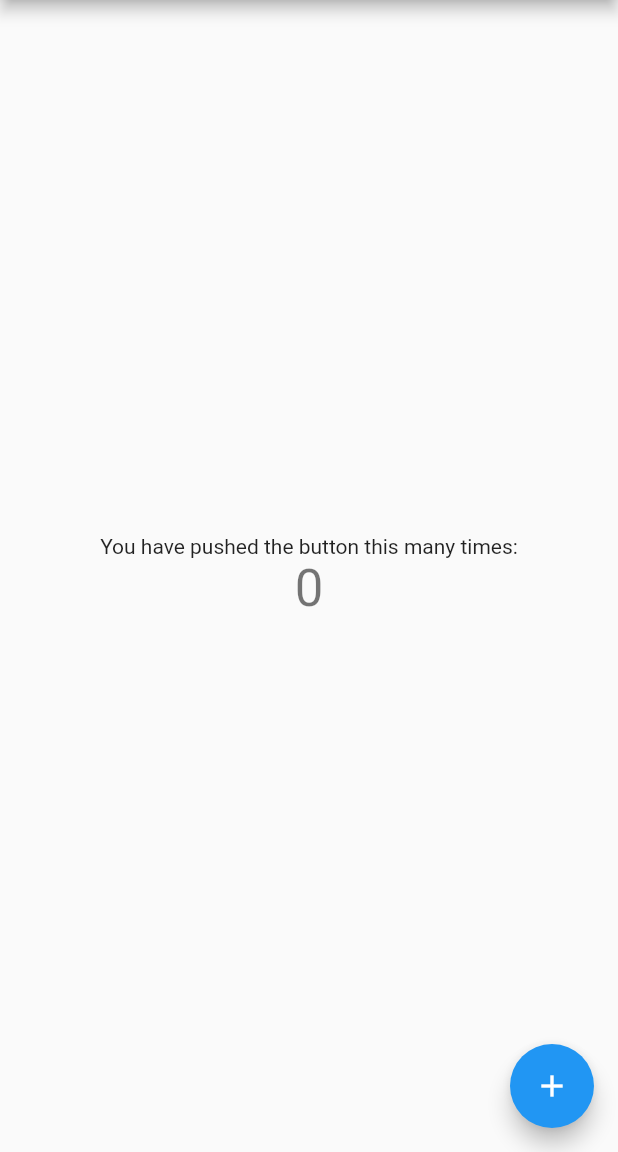
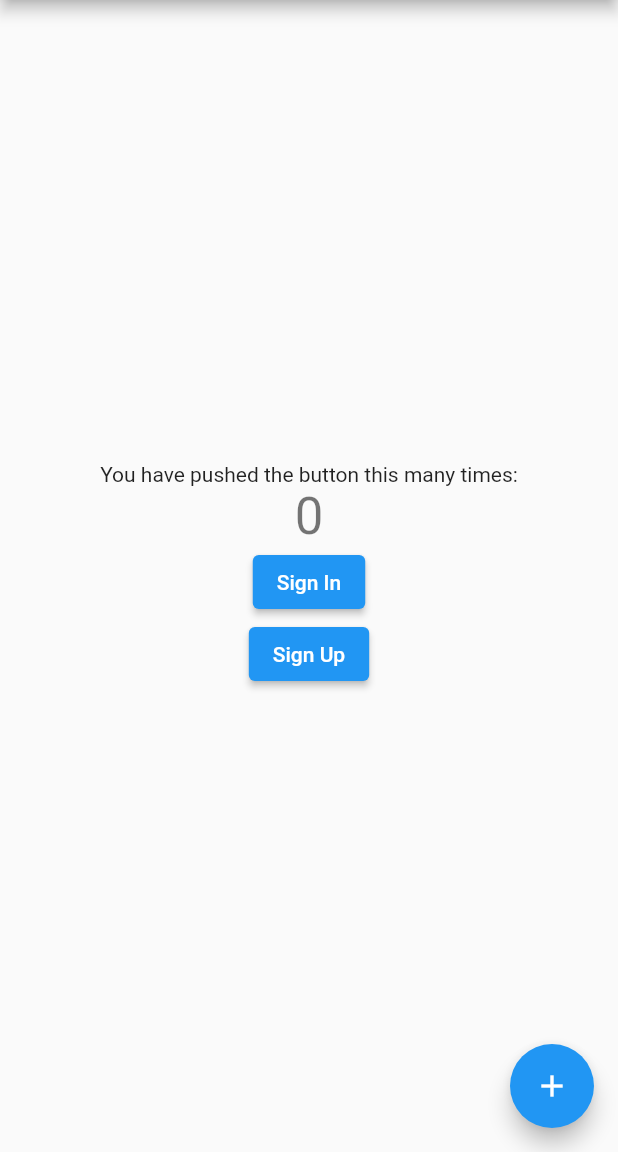
Before and after one commit to mateusvagner/foli-client-mobile, a Flutter app: the screen it shows after launch, on a phone screen of 412 x 824 dp, the part 84-1236 px from its top. Run offline on Flutter 3.47's test engine with Material 2 defaults, Android fonts, the phone set to English and light mode, and no system bars.

Commit message:
feat: add sign in and sign up buttons

```diff
--- a/lib/main.dart
+++ b/lib/main.dart
@@ -102,6 +102,14 @@ class _MyHomePageState extends State<MyHomePage> {
               '$_counter',
               style: Theme.of(context).textTheme.headline4,
             ),
+            ElevatedButton(
+              child: const Text("Sign In"),
+              onPressed: () {},
+            ),
+            ElevatedButton(
+              child: const Text("Sign Up"),
+              onPressed: () {},
+            )
           ],
         ),
       ),
```
